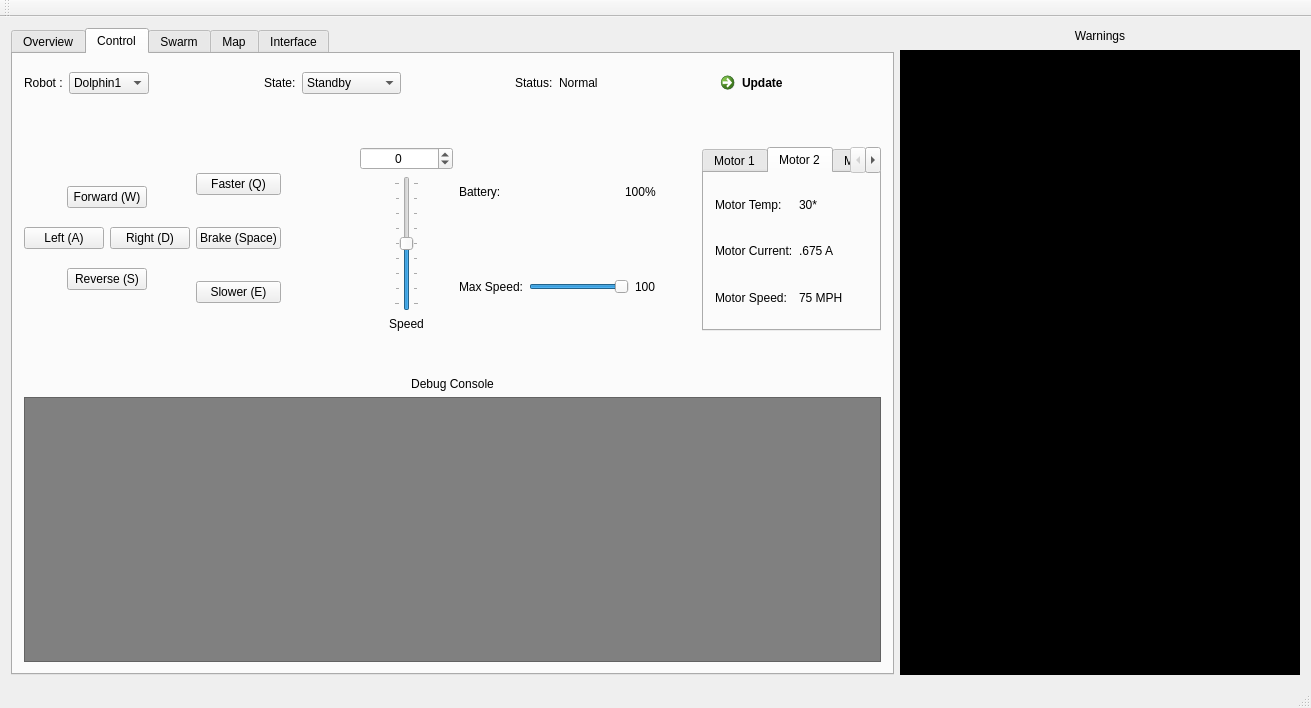
YCP-Swarm-Robotics-Capstone-2020-2021/SRCSim, file modules/ControlGUI/mainwindow.ui: the form before one commit.
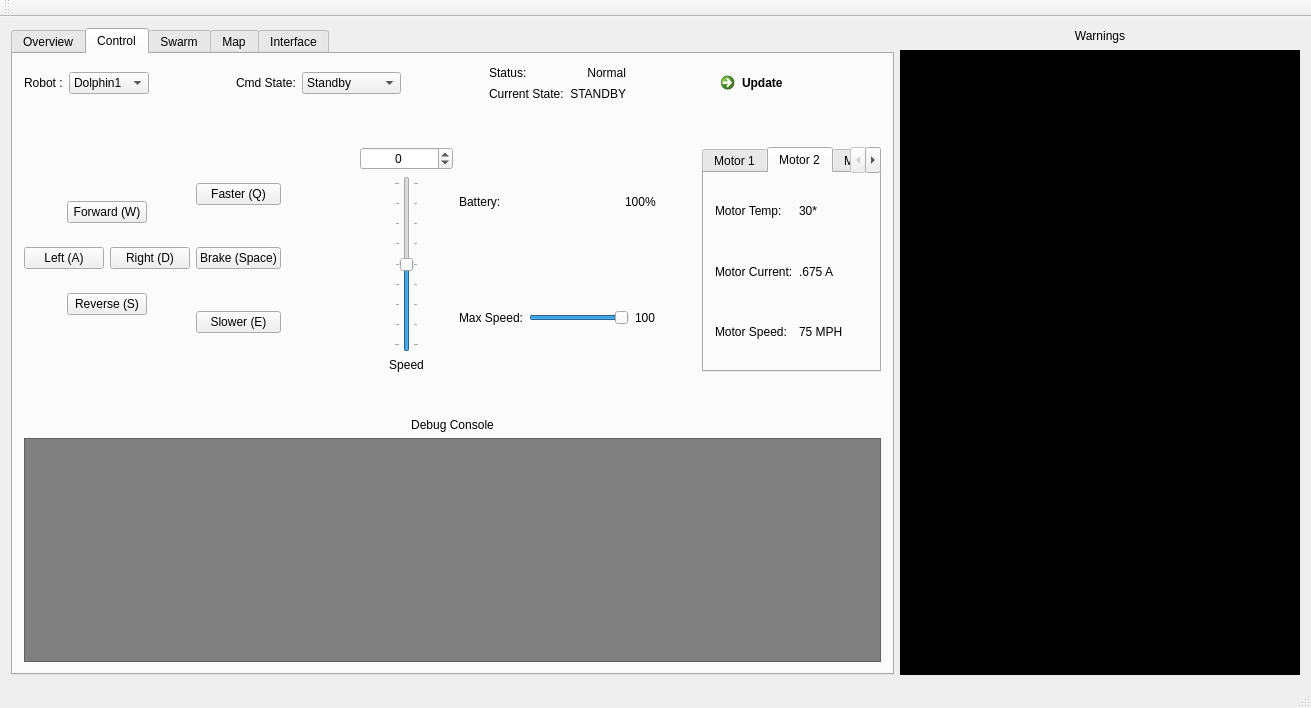
The form after the commit.

Commit message: SRC-1.1.6: Added state label to show what the current state of the robot selected is in, different from the cmd state.

Patch:
```diff
--- a/modules/ControlGUI/mainwindow.ui
+++ b/modules/ControlGUI/mainwindow.ui
@@ -35,13 +35,9 @@
        <attribute name="title">
         <string>Control</string>
        </attribute>
-       <layout class="QVBoxLayout" name="verticalLayout_6">
-        <item>
          <layout class="QVBoxLayout" name="verticalLayout_4">
           <item>
-           <layout class="QVBoxLayout" name="verticalLayout_3">
-            <item>
-             <layout class="QHBoxLayout" name="horizontalLayout_2">
+         <layout class="QHBoxLayout" name="horizontalLayout_9">
               <item>
                <widget class="QLabel" name="label">
                 <property name="text">
@@ -84,7 +80,7 @@
               <item>
                <widget class="QLabel" name="label_2">
                 <property name="text">
-                 <string>State:</string>
+             <string>Cmd State:</string>
                 </property>
                </widget>
               </item>
@@ -131,6 +127,10 @@
                </spacer>
               </item>
               <item>
+           <layout class="QVBoxLayout" name="verticalLayout_3">
+            <item>
+             <layout class="QHBoxLayout" name="horizontalLayout_7">
+              <item>
                <widget class="QLabel" name="label_9">
                 <property name="text">
                  <string>Status:</string>
@@ -142,7 +142,35 @@
                 <property name="text">
                  <string>Normal</string>
                 </property>
+                <property name="alignment">
+                 <set>Qt::AlignRight|Qt::AlignTrailing|Qt::AlignVCenter</set>
+                </property>
                </widget>
+              </item>
+             </layout>
+            </item>
+            <item>
+             <layout class="QHBoxLayout" name="horizontalLayout_2">
+              <item>
+               <widget class="QLabel" name="label_11">
+                <property name="text">
+                 <string>Current State:</string>
+                </property>
+               </widget>
+              </item>
+              <item>
+               <widget class="QLabel" name="CurrentStateLabel">
+                <property name="text">
+                 <string>STANDBY</string>
+                </property>
+                <property name="alignment">
+                 <set>Qt::AlignRight|Qt::AlignTrailing|Qt::AlignVCenter</set>
+                </property>
+               </widget>
+              </item>
+             </layout>
+            </item>
+           </layout>
               </item>
               <item>
                <spacer name="horizontalSpacer_4">
@@ -758,8 +786,6 @@
               </item>
              </layout>
             </item>
-           </layout>
-          </item>
           <item>
            <spacer name="verticalSpacer">
             <property name="orientation">
@@ -795,8 +821,6 @@
              <string notr="true">background-color:grey</string>
             </property>
            </widget>
-          </item>
-         </layout>
         </item>
        </layout>
       </widget>
```
Lines whose indentation alone changed are shown as unchanged. The commit also changes 2 other files.
